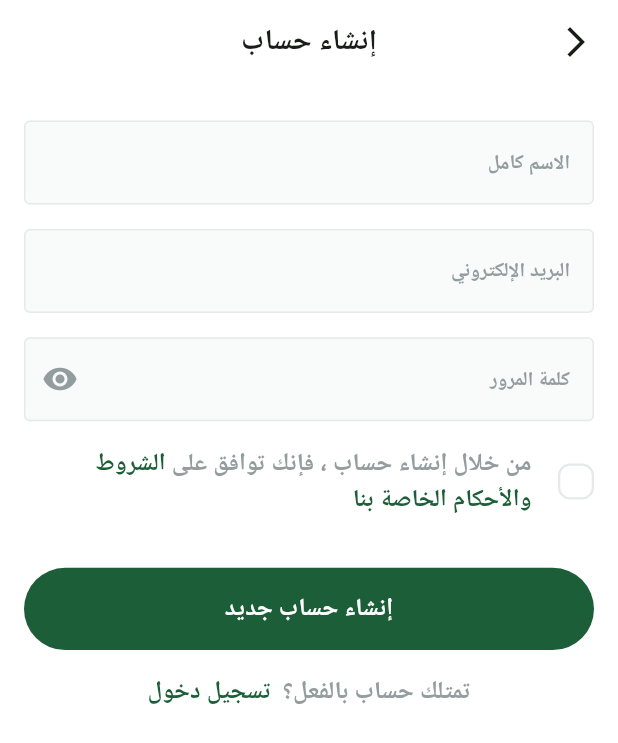
After one commit to ibtissamwannas/fresh_cart, a Flutter app: the SignUpView screen opened by its route, on a phone screen of 412 x 824 dp. The commit adds this screen. Shown: the top 743 px of the screen. Run offline on Flutter 3.47's test engine with Material 3 defaults, Android fonts, the phone set to English and light mode, and no system bars; our stand-ins replace dots_indicator, flutter_screenutil, flutter_svg, shared_preferences; accounts and stored records are empty; Roboto replaces fonts that are missing (Cario).

Commit message:
finalized sign up ui

```diff
--- a/lib/core/helper_function/on_generate_routes.dart
+++ b/lib/core/helper_function/on_generate_routes.dart
@@ -1,5 +1,6 @@
 import 'package:flutter/material.dart';
 import 'package:fresh_cart/features/auth/presentation/view/login_view.dart';
+import 'package:fresh_cart/features/auth/presentation/view/sign_up_view.dart';
 import 'package:fresh_cart/features/onboarding/presentation/views/onboarding_view.dart';
 import 'package:fresh_cart/features/splash/presentation/views/splash_view.dart';
 
@@ -11,6 +12,8 @@ Route<dynamic> onGenerateRoute(RouteSettings settings) {
       return MaterialPageRoute(builder: (context) => const OnboardingView());
     case LoginView.routeName:
       return MaterialPageRoute(builder: (context) => const LoginView());
+    case SignUpView.routeName:
+      return MaterialPageRoute(builder: (context) => const SignUpView());
     default:
       return MaterialPageRoute(builder: (context) => const SplashView());
   }
--- a/lib/core/widgets/dont_have_an_account.dart
+++ b/lib/core/widgets/dont_have_an_account.dart
@@ -1,6 +1,8 @@
+import 'package:flutter/gestures.dart';
 import 'package:flutter/widgets.dart';
 import 'package:fresh_cart/core/utils/app_colors.dart';
 import 'package:fresh_cart/core/utils/app_text_styles.dart';
+import 'package:fresh_cart/features/auth/presentation/view/sign_up_view.dart';
 
 class DontHaveAnAccount extends StatelessWidget {
   const DontHaveAnAccount({
@@ -24,6 +26,9 @@ class DontHaveAnAccount extends StatelessWidget {
                 text: ' ',
               ),
               TextSpan(
+                recognizer: TapGestureRecognizer()
+                  ..onTap =
+                      () => Navigator.pushNamed(context, SignUpView.routeName),
                 text: 'قم بإنشاء حساب',
                 style: TextStyles.semiBold16.copyWith(
                   color: AppColors.primaryColor,
--- /dev/null
+++ b/lib/features/auth/presentation/view/sign_up_view.dart
@@ -0,0 +1,17 @@
+import 'package:flutter/material.dart';
+import 'package:fresh_cart/core/widgets/custom_app_bar.dart';
+import 'package:fresh_cart/features/auth/presentation/view/widgets/sign_up_view_body.dart';
+
+class SignUpView extends StatelessWidget {
+  const SignUpView({super.key});
+
+  static const routeName = 'sign_up';
+
+  @override
+  Widget build(BuildContext context) {
+    return Scaffold(
+      appBar: buildAppBar(context, title: 'إنشاء حساب'),
+      body: const SignUpViewBody(),
+    );
+  }
+}
--- /dev/null
+++ b/lib/features/auth/presentation/view/widgets/custom_checkbox.dart
@@ -0,0 +1,40 @@
+import 'package:flutter/material.dart';
+import 'package:flutter_svg/svg.dart';
+import 'package:fresh_cart/core/utils/app_colors.dart';
+
+class CustomCheckbox extends StatelessWidget {
+  final bool isChecked;
+  final ValueChanged<bool> onChecked;
+  const CustomCheckbox(
+      {super.key, required this.isChecked, required this.onChecked});
+
+  @override
+  Widget build(BuildContext context) {
+    return GestureDetector(
+      onTap: () {
+        onChecked(!isChecked);
+      },
+      child: AnimatedContainer(
+        duration: const Duration(milliseconds: 300),
+        width: 24,
+        height: 24,
+        decoration: ShapeDecoration(
+          color: isChecked ? AppColors.primaryColor : Colors.white,
+          shape: RoundedRectangleBorder(
+            side: BorderSide(
+              width: 1.50,
+              color: isChecked ? Colors.transparent : AppColors.borderColor,
+            ),
+            borderRadius: BorderRadius.circular(8),
+          ),
+        ),
+        child: isChecked
+            ? Padding(
+                padding: const EdgeInsets.all(2.0),
+                child: SvgPicture.asset('assets/icons/check.svg'),
+              )
+            : const SizedBox.shrink(),
+      ),
+    );
+  }
+}
--- /dev/null
+++ b/lib/features/auth/presentation/view/widgets/sign_up_view_body.dart
@@ -0,0 +1,73 @@
+import 'package:flutter/gestures.dart';
+import 'package:flutter/material.dart';
+import 'package:fresh_cart/constants.dart';
+import 'package:fresh_cart/core/helper_function/spacing.dart';
+import 'package:fresh_cart/core/utils/app_colors.dart';
+import 'package:fresh_cart/core/utils/app_text_styles.dart';
+import 'package:fresh_cart/core/widgets/custom_button_widget.dart';
+import 'package:fresh_cart/core/widgets/custom_text_form_field.dart';
+import 'package:fresh_cart/features/auth/presentation/view/login_view.dart';
+import 'package:fresh_cart/features/auth/presentation/view/widgets/terms_and_conditions.dart';
+
+class SignUpViewBody extends StatelessWidget {
+  const SignUpViewBody({super.key});
+
+  @override
+  Widget build(BuildContext context) {
+    return SingleChildScrollView(
+      child: Padding(
+        padding: const EdgeInsets.symmetric(horizontal: kHorizontalPadding),
+        child: Column(
+          children: [
+            verticalSpace(24),
+            const CustomTextFormField(
+                hintText: 'الاسم كامل', keyboardType: TextInputType.text),
+            verticalSpace(16),
+            const CustomTextFormField(
+                hintText: 'البريد الإلكتروني',
+                keyboardType: TextInputType.emailAddress),
+            verticalSpace(16),
+            const CustomTextFormField(
+              hintText: 'كلمة المرور',
+              keyboardType: TextInputType.visiblePassword,
+              suffixIcon:
+                  Icon(Icons.remove_red_eye, color: AppColors.lightGreyColor),
+            ),
+            verticalSpace(16),
+            const TermsAndConditions(),
+            verticalSpace(33),
+            const CustomButtonWidget(text: 'إنشاء حساب جديد'),
+            verticalSpace(16),
+            Text.rich(
+              TextSpan(
+                children: [
+                  TextSpan(
+                    children: [
+                      TextSpan(
+                        text: 'تمتلك حساب بالفعل؟ ',
+                        style: TextStyles.semiBold16.copyWith(
+                          color: AppColors.lightGreyColor,
+                        ),
+                      ),
+                      const TextSpan(
+                        text: ' ',
+                      ),
+                      TextSpan(
+                        recognizer: TapGestureRecognizer()
+                          ..onTap = () => Navigator.pop(context),
+                        text: 'تسجيل دخول',
+                        style: TextStyles.semiBold16.copyWith(
+                          color: AppColors.primaryColor,
+                        ),
+                      ),
+                    ],
+                  ),
+                ],
+              ),
+            ),
+          ],
+        ),
+      ),
+    );
+  }
+}
--- /dev/null
+++ b/lib/features/auth/presentation/view/widgets/terms_and_conditions.dart
@@ -0,0 +1,49 @@
+import 'package:flutter/material.dart';
+import 'package:fresh_cart/core/helper_function/spacing.dart';
+import 'package:fresh_cart/core/utils/app_colors.dart';
+import 'package:fresh_cart/core/utils/app_text_styles.dart';
+import 'package:fresh_cart/features/auth/presentation/view/widgets/custom_checkbox.dart';
+
+class TermsAndConditions extends StatefulWidget {
+  const TermsAndConditions({super.key});
+
+  @override
+  State<TermsAndConditions> createState() => _TermsAndConditionsState();
+}
+
+class _TermsAndConditionsState extends State<TermsAndConditions> {
+  bool isTermAccepted = false;
+  @override
+  Widget build(BuildContext context) {
+    return Row(
+      children: [
+        CustomCheckbox(
+          onChecked: (value) {
+            isTermAccepted = value;
+            setState(() {});
+          },
+          isChecked: isTermAccepted,
+        ),
+        horizontalSpace(16),
+        Expanded(
+          child: Text.rich(TextSpan(
+            children: [
+              TextSpan(
+                text: 'من خلال إنشاء حساب ، فإنك توافق على ',
+                style: TextStyles.semiBold16.copyWith(
+                  color: AppColors.lightGreyColor,
+                ),
+              ),
+              TextSpan(
+                text: 'الشروط والأحكام الخاصة بنا',
+                style: TextStyles.semiBold16.copyWith(
+                  color: AppColors.primaryColor,
+                ),
+              ),
+            ],
+          )),
+        ),
+      ],
+    );
+  }
+}
```
Also changed, not shown: assets/icons/check.svg (added).
